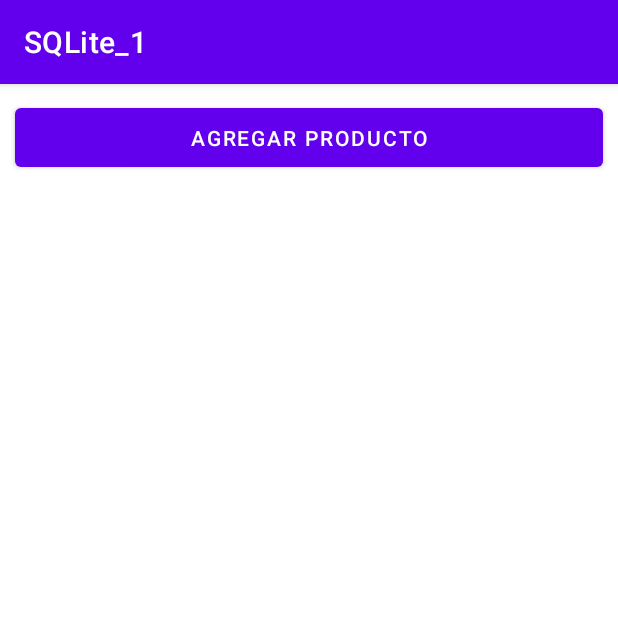
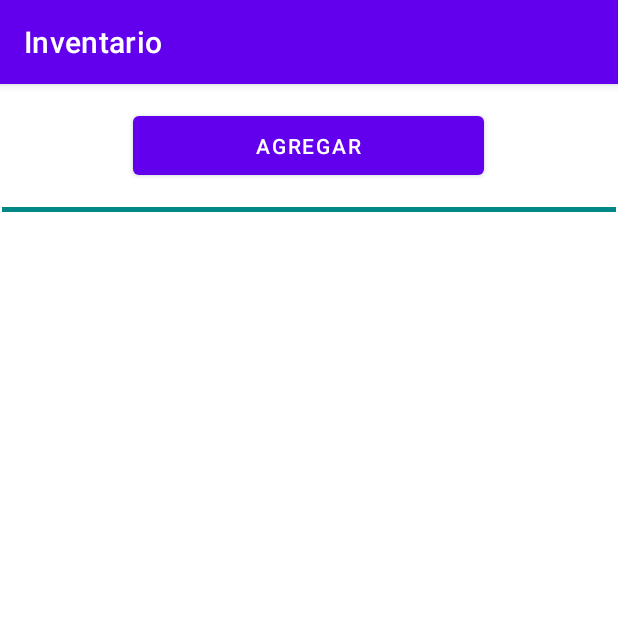
Before and after one commit to ASASauqui/SQLite-Android-App, an Android app: the screen it shows after launch (MainActivity), on a phone screen of 412 x 824 dp, the top half of it. Run offline under Robolectric (Android 15) with nearby library versions, the phone set to English and light mode, and no system bars.

Commit message:
product item design.

```diff
--- a/app/src/main/java/com/example/sqlite_1/adapters/ProductListAdapter.kt
+++ b/app/src/main/java/com/example/sqlite_1/adapters/ProductListAdapter.kt
@@ -27,8 +27,8 @@ class ProductListAdapter: RecyclerView.Adapter<ProductListAdapter.ProductViewHol
 
     override fun onBindViewHolder(holder: ProductViewHolder, position: Int) {
         holder.viewName.text = this.productList[position].name
-        holder.viewPrice.text = this.productList[position].price.toString()
-        holder.viewQty.text = this.productList[position].qty.toString()
+        holder.viewPrice.text = "$" + this.productList[position].price.toString()
+        holder.viewQty.text = this.productList[position].qty.toString() + (if (this.productList[position].qty != 1) " unidades" else " unidad")
     }
 
     override fun getItemCount(): Int {
--- /dev/null
+++ b/app/src/main/res/drawable/ic_baseline_create_18dp.xml
@@ -0,0 +1,5 @@
+<vector android:height="18dp" android:tint="#DEDEDE"
+    android:viewportHeight="24" android:viewportWidth="24"
+    android:width="18dp" xmlns:android="http://schemas.android.com/apk/res/android">
+    <path android:fillColor="@android:color/white" android:pathData="M3,17.25V21h3.75L17.81,9.94l-3.75,-3.75L3,17.25zM20.71,7.04c0.39,-0.39 0.39,-1.02 0,-1.41l-2.34,-2.34c-0.39,-0.39 -1.02,-0.39 -1.41,0l-1.83,1.83 3.75,3.75 1.83,-1.83z"/>
+</vector>
--- /dev/null
+++ b/app/src/main/res/drawable/ic_baseline_delete_18dp.xml
@@ -0,0 +1,5 @@
+<vector android:height="18dp" android:tint="#DEDEDE"
+    android:viewportHeight="24" android:viewportWidth="24"
+    android:width="18dp" xmlns:android="http://schemas.android.com/apk/res/android">
+    <path android:fillColor="@android:color/white" android:pathData="M6,19c0,1.1 0.9,2 2,2h8c1.1,0 2,-0.9 2,-2V7H6v12zM19,4h-3.5l-1,-1h-5l-1,1H5v2h14V4z"/>
+</vector>
--- a/app/src/main/res/layout/activity_main.xml
+++ b/app/src/main/res/layout/activity_main.xml
@@ -1,30 +1,68 @@
 <?xml version="1.0" encoding="utf-8"?>
-<LinearLayout xmlns:android="http://schemas.android.com/apk/res/android"
+<androidx.constraintlayout.widget.ConstraintLayout xmlns:android="http://schemas.android.com/apk/res/android"
     xmlns:app="http://schemas.android.com/apk/res-auto"
     xmlns:tools="http://schemas.android.com/tools"
+    android:id="@+id/ConstraintLayout"
     android:layout_width="match_parent"
     android:layout_height="wrap_content"
-    android:orientation="vertical"
     tools:context=".MainActivity">
 
-    <LinearLayout
-        android:layout_width="match_parent"
+    <Button
+        android:id="@+id/btnInsert"
+        android:layout_width="234dp"
         android:layout_height="wrap_content"
-        android:orientation="vertical">
+        android:layout_marginTop="15dp"
+        android:padding="10dp"
+        android:text="Agregar"
+        app:layout_constraintBottom_toTopOf="@+id/flFragment"
+        app:layout_constraintEnd_toEndOf="parent"
+        app:layout_constraintHorizontal_bias="0.497"
+        app:layout_constraintStart_toStartOf="@+id/flFragment"
+        app:layout_constraintTop_toTopOf="parent" />
 
-        <Button
-            android:id="@+id/btnInsert"
-            android:layout_width="match_parent"
-            android:layout_height="wrap_content"
-            android:layout_margin="10dp"
-            android:padding="10dp"
-            android:text="Agregar producto"/>
+    <FrameLayout
+        android:id="@+id/flFragment"
+        android:layout_width="411dp"
+        android:layout_height="0dp"
+        android:layout_marginTop="15dp"
+        app:layout_constraintEnd_toEndOf="parent"
+        app:layout_constraintStart_toStartOf="parent"
+        app:layout_constraintTop_toBottomOf="@+id/btnInsert"
+        tools:ignore="MissingConstraints" />
 
-        <FrameLayout
-            android:id="@+id/flFragment"
-            android:layout_width="409dp"
-            android:layout_height="653dp" />
-    </LinearLayout>
+    <View
+        android:id="@+id/divider2"
+        android:layout_width="409dp"
+        android:layout_height="3dp"
+        android:layout_marginTop="15dp"
+        android:background="@color/teal_700"
+        app:layout_constraintEnd_toEndOf="parent"
+        app:layout_constraintStart_toStartOf="parent"
+        app:layout_constraintTop_toBottomOf="@+id/btnInsert" />
 
 
-</LinearLayout>
+</androidx.constraintlayout.widget.ConstraintLayout>
+
+
+<!--<RelativeLayout android:layout_width="fill_parent"-->
+<!--    android:layout_height="fill_parent"-->
+<!--    xmlns:android="http://schemas.android.com/apk/res/android"-->
+<!--    android:id="@+id/relativeLayout">-->
+<!--&lt;!&ndash;    <fragment android:layout_width="fill_parent"&ndash;&gt;-->
+<!--&lt;!&ndash;        android:layout_height="match_parent"&ndash;&gt;-->
+<!--&lt;!&ndash;        android:id="@+id/flFragment"&ndash;&gt;-->
+<!--&lt;!&ndash;        android:layout_above="@id/btnInsert"/>&ndash;&gt;-->
+<!--    <Button-->
+<!--        android:id="@+id/btnInsert"-->
+<!--        android:layout_width="fill_parent"-->
+<!--        android:layout_height="wrap_content"-->
+<!--        android:layout_alignParentTop="true"-->
+<!--        android:text="Start service" />-->
+
+<!--    <FrameLayout-->
+<!--        android:id="@+id/flFragment"-->
+<!--        android:layout_width="1000dp"-->
+<!--        android:layout_height="0dp"-->
+<!--        android:layout_weight="1" />-->
+
+<!--</RelativeLayout>-->
--- a/app/src/main/res/values/strings.xml
+++ b/app/src/main/res/values/strings.xml
@@ -1,5 +1,3 @@
 <resources>
-    <string name="app_name">SQLite_1</string>
-    <!-- TODO: Remove or change this placeholder text -->
-    <string name="hello_blank_fragment">Hello blank fragment</string>
+    <string name="app_name">Inventario</string>
 </resources>
```
Also changed, not shown: app/src/main/java/com/example/sqlite_1/NewProduct.kt (+6 -6 lines), app/src/main/java/com/example/sqlite_1/UpdateProduct.kt (+6 -6 lines), app/src/main/res/layout/activity_new_product.xml (+29 -8 lines), app/src/main/res/layout/activity_update_product.xml (+5 -5 lines), app/src/main/res/layout/product_item_list.xml (+84 -28 lines).
